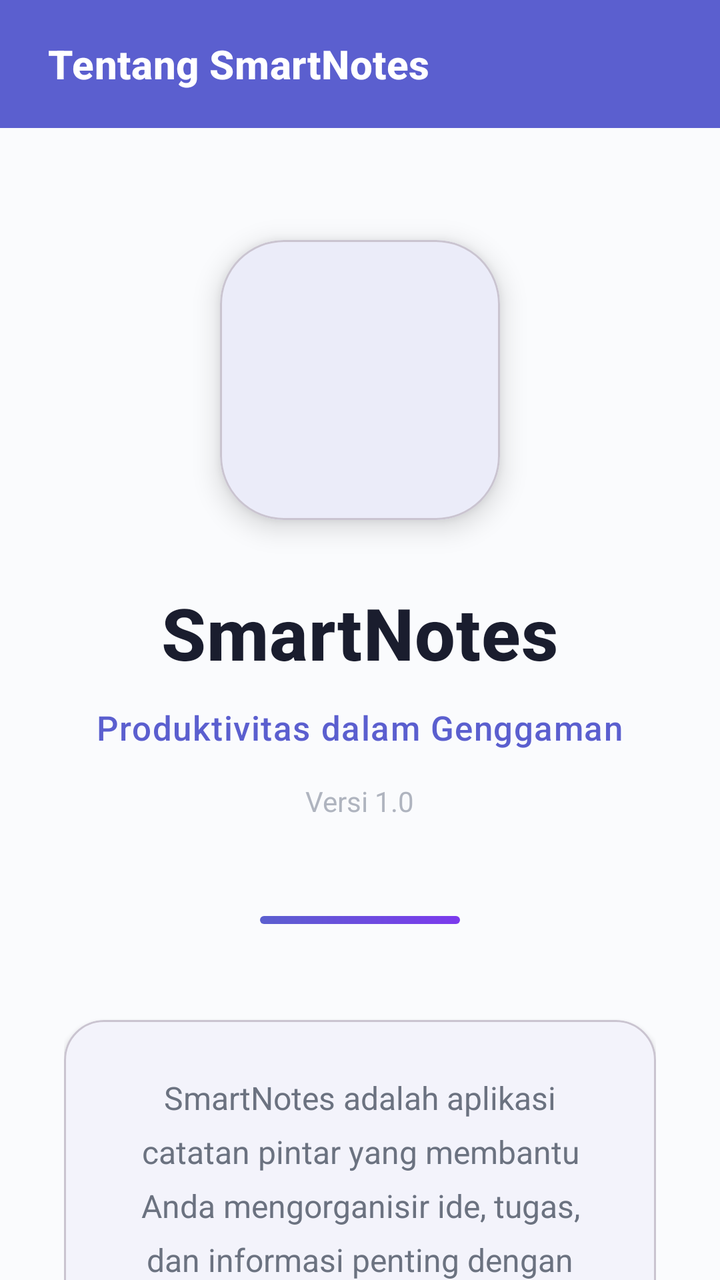
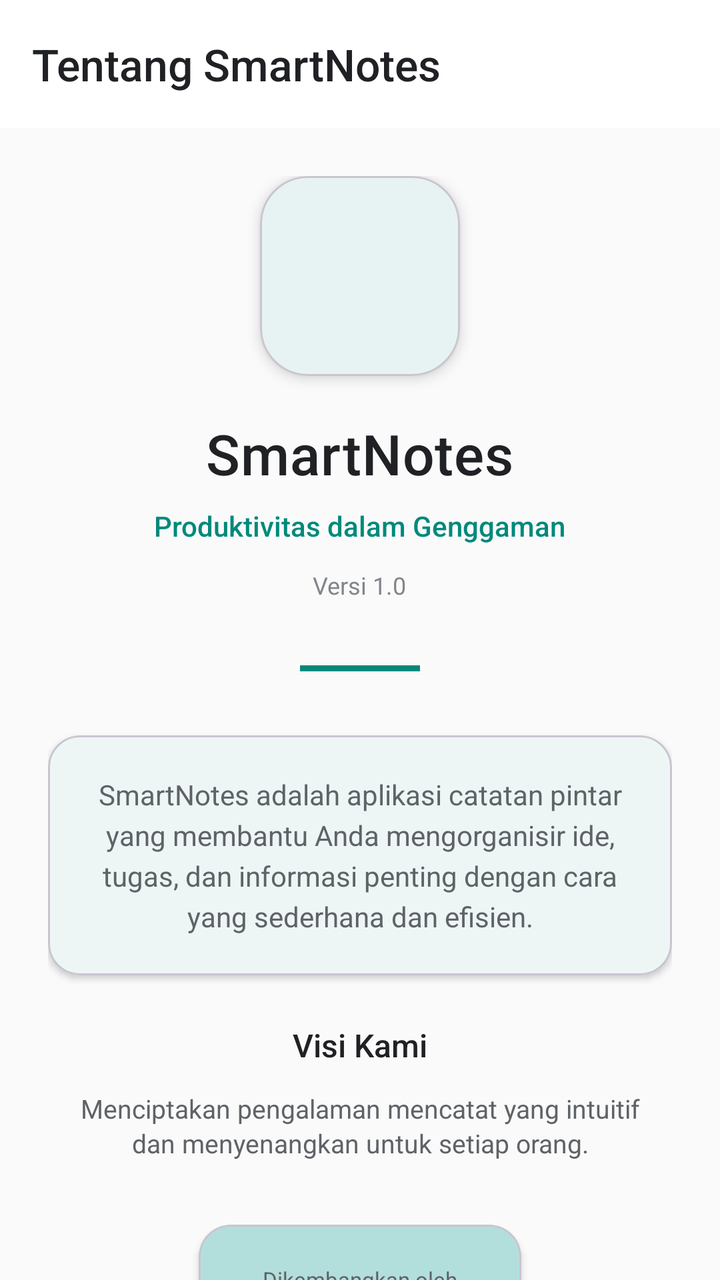

The first picture is an Android layout as it rendered before a commit; the second is the same layout after the commit. The layout source and the unified diff follow.
<!-- AndroidManifest.xml: application theme Theme.SmartNotes -->
<!-- res/layout/activity_about.xml -->
<?xml version="1.0" encoding="utf-8"?>
<LinearLayout
    xmlns:android="http://schemas.android.com/apk/res/android"
    xmlns:app="http://schemas.android.com/apk/res-auto"
    android:layout_width="match_parent"
    android:layout_height="match_parent"
    android:orientation="vertical"
    android:background="@color/background">

    <com.google.android.material.appbar.AppBarLayout
        android:layout_width="match_parent"
        android:layout_height="wrap_content"
        android:theme="@style/ThemeOverlay.Material3.Dark"
        android:elevation="8dp">

        <androidx.appcompat.widget.Toolbar
            android:id="@+id/toolbar"
            android:layout_width="match_parent"
            android:layout_height="64dp"
            android:background="@color/primary"
            android:paddingStart="20dp"
            android:paddingEnd="20dp"
            app:title="@string/about_title"
            app:titleTextColor="@color/white"
            app:titleTextAppearance="@style/ToolbarTitleStyle" />

    </com.google.android.material.appbar.AppBarLayout>

    <ScrollView
        android:layout_width="match_parent"
        android:layout_height="0dp"
        android:layout_weight="1"
        android:scrollbars="none">

        <LinearLayout
            android:layout_width="match_parent"
            android:layout_height="wrap_content"
            android:orientation="vertical"
            android:padding="32dp"
            android:gravity="center_horizontal">

            
            <com.google.android.material.card.MaterialCardView
                android:layout_width="140dp"
                android:layout_height="140dp"
                app:cardCornerRadius="32dp"
                app:cardElevation="8dp"
                android:layout_marginTop="24dp"
                android:layout_marginBottom="32dp">

                <ImageView
                    android:layout_width="match_parent"
                    android:layout_height="match_parent"
                    android:src="@mipmap/ic_launcher"
                    android:scaleType="centerCrop" />

            </com.google.android.material.card.MaterialCardView>

            <TextView
                android:layout_width="wrap_content"
                android:layout_height="wrap_content"
                android:text="@string/app_name"
                android:textSize="36sp"
                android:textStyle="bold"
                android:fontFamily="sans-serif-medium"
                android:textColor="@color/text_primary"
                android:letterSpacing="0.01" />

            <TextView
                android:layout_width="wrap_content"
                android:layout_height="wrap_content"
                android:text="@string/about_tagline"
                android:textSize="17sp"
                android:layout_marginTop="12dp"
                android:textColor="@color/primary"
                android:fontFamily="sans-serif-medium"
                android:letterSpacing="0.03" />

            <TextView
                android:layout_width="wrap_content"
                android:layout_height="wrap_content"
                android:text="@string/app_version"
                android:textSize="14sp"
                android:layout_marginTop="16dp"
                android:textColor="@color/text_tertiary"
                android:alpha="0.8" />

            
            <View
                android:layout_width="100dp"
                android:layout_height="4dp"
                android:background="@drawable/divider_gradient"
                android:layout_marginTop="48dp"
                android:layout_marginBottom="48dp" />

            
            <com.google.android.material.card.MaterialCardView
                android:layout_width="match_parent"
                android:layout_height="wrap_content"
                app:cardCornerRadius="20dp"
                app:cardElevation="2dp"
                app:cardBackgroundColor="@color/card_background"
                android:layout_marginBottom="32dp">

                <TextView
                    android:layout_width="match_parent"
                    android:layout_height="wrap_content"
                    android:text="@string/about_description"
                    android:textSize="16sp"
                    android:lineSpacingExtra="8dp"
                    android:textColor="@color/text_secondary"
                    android:gravity="center"
                    android:padding="28dp" />

            </com.google.android.material.card.MaterialCardView>

            
            <LinearLayout
                android:layout_width="match_parent"
                android:layout_height="wrap_content"
                android:orientation="vertical"
                android:gravity="center"
                android:layout_marginBottom="48dp">

                <TextView
                    android:layout_width="wrap_content"
                    android:layout_height="wrap_content"
                    android:text="@string/vision_title"
                    android:textSize="20sp"
                    android:textStyle="bold"
                    android:fontFamily="sans-serif-medium"
                    android:textColor="@color/text_primary"
                    android:layout_marginBottom="16dp" />

                <TextView
                    android:layout_width="match_parent"
                    android:layout_height="wrap_content"
                    android:text="@string/vision_description"
                    android:textSize="15sp"
                    android:lineSpacingExtra="4dp"
                    android:textColor="@color/text_secondary"
                    android:gravity="center"
                    android:paddingStart="16dp"
                    android:paddingEnd="16dp" />

            </LinearLayout>

            
            <com.google.android.material.card.MaterialCardView
                android:layout_width="wrap_content"
                android:layout_height="wrap_content"
                app:cardCornerRadius="16dp"
                app:cardElevation="4dp"
                app:cardBackgroundColor="@color/primary_container"
                android:layout_marginBottom="32dp">

                <LinearLayout
                    android:layout_width="wrap_content"
                    android:layout_height="wrap_content"
                    android:orientation="vertical"
                    android:gravity="center"
                    android:padding="24dp">

                    <TextView
                        android:layout_width="wrap_content"
                        android:layout_height="wrap_content"
                        android:text="@string/developer"
                        android:textSize="12sp"
                        android:textColor="@color/text_secondary"
                        android:layout_marginBottom="8dp"
                        android:fontFamily="sans-serif-medium"
                        android:alpha="0.8" />

                    <TextView
                        android:layout_width="wrap_content"
                        android:layout_height="wrap_content"
                        android:text="@string/developer_name"
                        android:textSize="28sp"
                        android:textStyle="bold"
                        android:fontFamily="sans-serif-medium"
                        android:textColor="@color/primary"
                        android:letterSpacing="0.02" />

                </LinearLayout>

            </com.google.android.material.card.MaterialCardView>

            
            <TextView
                android:layout_width="wrap_content"
                android:layout_height="wrap_content"
                android:text="@string/copyright"
                android:textSize="12sp"
                android:textColor="@color/text_tertiary"
                android:layout_marginTop="16dp"
                android:layout_marginBottom="32dp"
                android:alpha="0.6" />

            
            <Button
                android:id="@+id/closeButton"
                android:layout_width="match_parent"
                android:layout_height="56dp"
                android:text="@string/close"
                android:textSize="16sp"
                android:fontFamily="sans-serif-medium"
                android:layout_marginTop="16dp"
                style="@style/Widget.Material3.Button" />

        </LinearLayout>

    </ScrollView>

</LinearLayout>
<!-- resources referenced by this layout -->
<resources>
  <color name="background">#FAFBFD</color>
  <color name="card_background">#FFFFFF</color>
  <color name="primary">#5B5FCF</color>
  <color name="primary_container">#E8E9FF</color>
  <color name="text_primary">#1A1D2E</color>
  <color name="text_secondary">#6B7280</color>
  <color name="text_tertiary">#9CA3AF</color>
  <!-- drawable divider_gradient (drawable) -->
  <?xml version="1.0" encoding="utf-8"?>
  <shape xmlns:android="http://schemas.android.com/apk/res/android">
      <gradient
          android:startColor="@color/primary"
          android:endColor="@color/accent"
          android:angle="0"
          android:type="linear" />
      <corners android:radius="2dp" />
  </shape>
  <style name="ToolbarTitleStyle" parent="TextAppearance.Material3.TitleLarge">
          <item name="android:textSize">20sp</item>
          <item name="android:textStyle">bold</item>
          <item name="fontFamily">sans-serif-medium</item>
          <item name="android:letterSpacing">0.01</item>
      </style>
  <style name="Theme.SmartNotes" parent="Theme.Material3.Light.NoActionBar">
          
          <item name="colorPrimary">@color/primary</item>
          <item name="colorPrimaryDark">@color/primary_dark</item>
          <item name="colorPrimaryContainer">@color/primary_container</item>
          <item name="colorOnPrimary">@color/white</item>
  
          
          <item name="colorSecondary">@color/accent</item>
          <item name="colorSecondaryContainer">@color/accent_container</item>
          <item name="colorOnSecondary">@color/white</item>
  
          
          <item name="colorSurface">@color/surface</item>
          <item name="colorSurfaceVariant">@color/surface_variant</item>
          <item name="colorOnSurface">@color/on_surface</item>
          <item name="colorOnSurfaceVariant">@color/on_surface_variant</item>
  
          
          <item name="android:colorBackground">@color/background</item>
          <item name="colorOnBackground">@color/text_primary</item>
  
          
          <item name="android:statusBarColor">@color/primary</item>
          <item name="android:windowLightStatusBar">false</item>
  
          
          <item name="android:navigationBarColor">@color/background</item>
          <item name="android:windowLightNavigationBar">true</item>
  
          
          <item name="android:textColorPrimary">@color/text_primary</item>
          <item name="android:textColorSecondary">@color/text_secondary</item>
  
          
          <item name="actionMenuTextColor">@color/white</item>
  
          
          <item name="android:windowBackground">@color/background</item>
  
          
          <item name="materialButtonStyle">@style/Widget.App.Button</item>
          <item name="borderlessButtonStyle">@style/Widget.App.Button.TextButton</item>
      </style>
  <color name="accent">#7C3AED</color>
  <color name="primary_dark">#4B4FC5</color>
  <color name="accent_container">#F3E8FF</color>
  <color name="surface_variant">#F3F4F8</color>
  <color name="on_surface">#1A1D2E</color>
  <color name="on_surface_variant">#6B7280</color>
  <style name="Widget.App.Button" parent="Widget.Material3.Button">
          <item name="cornerRadius">12dp</item>
          <item name="android:textSize">16sp</item>
          <item name="android:textAllCaps">false</item>
          <item name="fontFamily">sans-serif-medium</item>
          <item name="android:letterSpacing">0.01</item>
          <item name="android:paddingTop">14dp</item>
          <item name="android:paddingBottom">14dp</item>
          <item name="elevation">2dp</item>
      </style>
  <style name="Widget.App.Button.TextButton" parent="Widget.Material3.Button.TextButton">
          <item name="android:textSize">16sp</item>
          <item name="android:textAllCaps">false</item>
          <item name="fontFamily">sans-serif-medium</item>
          <item name="android:letterSpacing">0.01</item>
      </style>
  <!-- unchanged entries left out for length: 15 -->
</resources>

<!-- the commit's change to res/layout/activity_about.xml (unified diff, before → after) -->
@@ -5,24 +5,28 @@
     android:layout_width="match_parent"
     android:layout_height="match_parent"
     android:orientation="vertical"
-    android:background="@color/background">
-
+    android:background="@color/background"
+    android:fitsSystemWindows="true">
+
+    
     <com.google.android.material.appbar.AppBarLayout
         android:layout_width="match_parent"
         android:layout_height="wrap_content"
-        android:theme="@style/ThemeOverlay.Material3.Dark"
-        android:elevation="8dp">
+        android:background="@color/white"
+        android:elevation="0dp"
+        android:fitsSystemWindows="true">
 
         <androidx.appcompat.widget.Toolbar
             android:id="@+id/toolbar"
             android:layout_width="match_parent"
-            android:layout_height="64dp"
-            android:background="@color/primary"
-            android:paddingStart="20dp"
-            android:paddingEnd="20dp"
+            android:layout_height="?attr/actionBarSize"
+            android:background="@android:color/transparent"
+            android:paddingStart="4dp"
+            android:paddingEnd="16dp"
             app:title="@string/about_title"
-            app:titleTextColor="@color/white"
-            app:titleTextAppearance="@style/ToolbarTitleStyle" />
+            app:titleTextColor="@color/text_primary"
+            app:titleTextAppearance="@style/TextAppearance.App.Toolbar"
+            app:navigationIconTint="@color/text_primary" />
 
     </com.google.android.material.appbar.AppBarLayout>
 
@@ -30,23 +34,26 @@
         android:layout_width="match_parent"
         android:layout_height="0dp"
         android:layout_weight="1"
-        android:scrollbars="none">
+        android:scrollbars="none"
+        android:overScrollMode="never">
 
         <LinearLayout
             android:layout_width="match_parent"
             android:layout_height="wrap_content"
             android:orientation="vertical"
-            android:padding="32dp"
+            android:paddingStart="24dp"
+            android:paddingEnd="24dp"
+            android:paddingTop="24dp"
+            android:paddingBottom="24dp"
             android:gravity="center_horizontal">
 
             
             <com.google.android.material.card.MaterialCardView
-                android:layout_width="140dp"
-                android:layout_height="140dp"
-                app:cardCornerRadius="32dp"
-                app:cardElevation="8dp"
-                android:layout_marginTop="24dp"
-                android:layout_marginBottom="32dp">
+                android:layout_width="100dp"
+                android:layout_height="100dp"
+                app:cardCornerRadius="24dp"
+                app:cardElevation="4dp"
+                android:layout_marginBottom="20dp">
 
                 <ImageView
                     android:layout_width="match_parent"
@@ -56,12 +63,12 @@
 
             </com.google.android.material.card.MaterialCardView>
 
+            
             <TextView
                 android:layout_width="wrap_content"
                 android:layout_height="wrap_content"
                 android:text="@string/app_name"
-                android:textSize="36sp"
-                android:textStyle="bold"
+                android:textSize="28sp"
                 android:fontFamily="sans-serif-medium"
                 android:textColor="@color/text_primary"
                 android:letterSpacing="0.01" />
@@ -70,78 +77,75 @@
                 android:layout_width="wrap_content"
                 android:layout_height="wrap_content"
                 android:text="@string/about_tagline"
-                android:textSize="17sp"
+                android:textSize="14sp"
+                android:layout_marginTop="8dp"
+                android:textColor="@color/primary"
+                android:fontFamily="sans-serif-medium" />
+
+            <TextView
+                android:layout_width="wrap_content"
+                android:layout_height="wrap_content"
+                android:text="@string/app_version"
+                android:textSize="12sp"
                 android:layout_marginTop="12dp"
-                android:textColor="@color/primary"
-                android:fontFamily="sans-serif-medium"
-                android:letterSpacing="0.03" />
-
-            <TextView
-                android:layout_width="wrap_content"
-                android:layout_height="wrap_content"
-                android:text="@string/app_version"
-                android:textSize="14sp"
-                android:layout_marginTop="16dp"
-                android:textColor="@color/text_tertiary"
-                android:alpha="0.8" />
+                android:textColor="@color/text_tertiary" />
 
             
             <View
-                android:layout_width="100dp"
-                android:layout_height="4dp"
-                android:background="@drawable/divider_gradient"
-                android:layout_marginTop="48dp"
-                android:layout_marginBottom="48dp" />
+                android:layout_width="60dp"
+                android:layout_height="3dp"
+                android:background="@color/primary"
+                android:layout_marginTop="32dp"
+                android:layout_marginBottom="32dp" />
 
             
             <com.google.android.material.card.MaterialCardView
                 android:layout_width="match_parent"
                 android:layout_height="wrap_content"
-                app:cardCornerRadius="20dp"
+                app:cardCornerRadius="16dp"
                 app:cardElevation="2dp"
-                app:cardBackgroundColor="@color/card_background"
-                android:layout_marginBottom="32dp">
+                app:cardBackgroundColor="@color/white"
+                android:layout_marginBottom="24dp">
 
                 <TextView
                     android:layout_width="match_parent"
                     android:layout_height="wrap_content"
                     android:text="@string/about_description"
-                    android:textSize="16sp"
-                    android:lineSpacingExtra="8dp"
-                    android:textColor="@color/text_secondary"
-                    android:gravity="center"
-                    android:padding="28dp" />
-
-            </com.google.android.material.card.MaterialCardView>
-
-            
-            <LinearLayout
-                android:layout_width="match_parent"
-                android:layout_height="wrap_content"
-                android:orientation="vertical"
-                android:gravity="center"
-                android:layout_marginBottom="48dp">
-
-                <TextView
-                    android:layout_width="wrap_content"
-                    android:layout_height="wrap_content"
-                    android:text="@string/vision_title"
-                    android:textSize="20sp"
-                    android:textStyle="bold"
-                    android:fontFamily="sans-serif-medium"
-                    android:textColor="@color/text_primary"
-                    android:layout_marginBottom="16dp" />
-
-                <TextView
-                    android:layout_width="match_parent"
-                    android:layout_height="wrap_content"
-                    android:text="@string/vision_description"
-                    android:textSize="15sp"
+                    android:textSize="14sp"
                     android:lineSpacingExtra="4dp"
                     android:textColor="@color/text_secondary"
                     android:gravity="center"
-                    android:paddingStart="16dp"
-                    android:paddingEnd="16dp" />
+                    android:padding="20dp" />
+
+            </com.google.android.material.card.MaterialCardView>
+
+            
+            <LinearLayout
+                android:layout_width="match_parent"
+                android:layout_height="wrap_content"
+                android:orientation="vertical"
+                android:gravity="center"
+                android:layout_marginBottom="32dp">
+
+                <TextView
+                    android:layout_width="wrap_content"
+                    android:layout_height="wrap_content"
+                    android:text="@string/vision_title"
+                    android:textSize="16sp"
+                    android:fontFamily="sans-serif-medium"
+                    android:textColor="@color/text_primary"
+                    android:layout_marginBottom="12dp" />
+
+                <TextView
+                    android:layout_width="match_parent"
+                    android:layout_height="wrap_content"
+                    android:text="@string/vision_description"
+                    android:textSize="13sp"
+                    android:lineSpacingExtra="2dp"
+                    android:textColor="@color/text_secondary"
+                    android:gravity="center"
+                    android:paddingStart="8dp"
+                    android:paddingEnd="8dp" />
 
             </LinearLayout>
 
@@ -150,33 +154,34 @@
                 android:layout_width="wrap_content"
                 android:layout_height="wrap_content"
                 app:cardCornerRadius="16dp"
-                app:cardElevation="4dp"
+                app:cardElevation="2dp"
                 app:cardBackgroundColor="@color/primary_container"
-                android:layout_marginBottom="32dp">
+                android:layout_marginBottom="24dp">
 
                 <LinearLayout
                     android:layout_width="wrap_content"
                     android:layout_height="wrap_content"
                     android:orientation="vertical"
                     android:gravity="center"
-                    android:padding="24dp">
+                    android:paddingStart="32dp"
+                    android:paddingEnd="32dp"
+                    android:paddingTop="20dp"
+                    android:paddingBottom="20dp">
 
                     <TextView
                         android:layout_width="wrap_content"
                         android:layout_height="wrap_content"
                         android:text="@string/developer"
-                        android:textSize="12sp"
+                        android:textSize="11sp"
                         android:textColor="@color/text_secondary"
-                        android:layout_marginBottom="8dp"
-                        android:fontFamily="sans-serif-medium"
-                        android:alpha="0.8" />
+                        android:layout_marginBottom="6dp"
+                        android:fontFamily="sans-serif" />
 
                     <TextView
                         android:layout_width="wrap_content"
                         android:layout_height="wrap_content"
                         android:text="@string/developer_name"
-                        android:textSize="28sp"
-                        android:textStyle="bold"
+                        android:textSize="20sp"
                         android:fontFamily="sans-serif-medium"
                         android:textColor="@color/primary"
                         android:letterSpacing="0.02" />
@@ -190,21 +195,21 @@
                 android:layout_width="wrap_content"
                 android:layout_height="wrap_content"
                 android:text="@string/copyright"
-                android:textSize="12sp"
+                android:textSize="11sp"
                 android:textColor="@color/text_tertiary"
-                android:layout_marginTop="16dp"
-                android:layout_marginBottom="32dp"
-                android:alpha="0.6" />
-
-            
-            <Button
+                android:layout_marginTop="12dp"
+                android:layout_marginBottom="24dp" />
+
+            
+            <com.google.android.material.button.MaterialButton
                 android:id="@+id/closeButton"
                 android:layout_width="match_parent"
-                android:layout_height="56dp"
+                android:layout_height="52dp"
                 android:text="@string/close"
-                android:textSize="16sp"
+                android:textSize="14sp"
                 android:fontFamily="sans-serif-medium"
-                android:layout_marginTop="16dp"
+                android:layout_marginTop="8dp"
+                app:cornerRadius="26dp"
                 style="@style/Widget.Material3.Button" />
 
         </LinearLayout>
<!-- resource entries referenced after the edit -->
@@ -1,27 +1,16 @@
 <!-- resources referenced by this layout -->
 <resources>
-  <color name="background">#FAFBFD</color>
-  <color name="card_background">#FFFFFF</color>
-  <color name="primary">#5B5FCF</color>
-  <color name="primary_container">#E8E9FF</color>
-  <color name="text_primary">#1A1D2E</color>
-  <color name="text_secondary">#6B7280</color>
-  <color name="text_tertiary">#9CA3AF</color>
-  <!-- drawable divider_gradient (drawable) -->
-  <?xml version="1.0" encoding="utf-8"?>
-  <shape xmlns:android="http://schemas.android.com/apk/res/android">
-      <gradient
-          android:startColor="@color/primary"
-          android:endColor="@color/accent"
-          android:angle="0"
-          android:type="linear" />
-      <corners android:radius="2dp" />
-  </shape>
-  <style name="ToolbarTitleStyle" parent="TextAppearance.Material3.TitleLarge">
-          <item name="android:textSize">20sp</item>
-          <item name="android:textStyle">bold</item>
+  <color name="background">#FAFAFA</color>
+  <color name="primary">#00897B</color>
+  <color name="primary_container">#B2DFDB</color>
+  <color name="text_primary">#202124</color>
+  <color name="text_secondary">#5F6368</color>
+  <color name="text_tertiary">#80868B</color>
+  <style name="TextAppearance.App.Toolbar" parent="TextAppearance.Material3.TitleLarge">
+          <item name="android:textSize">22sp</item>
+          <item name="android:textStyle">normal</item>
           <item name="fontFamily">sans-serif-medium</item>
-          <item name="android:letterSpacing">0.01</item>
+          <item name="android:textColor">@color/text_primary</item>
       </style>
   <style name="Theme.SmartNotes" parent="Theme.Material3.Light.NoActionBar">
           
@@ -46,8 +35,8 @@
           <item name="colorOnBackground">@color/text_primary</item>
   
           
-          <item name="android:statusBarColor">@color/primary</item>
-          <item name="android:windowLightStatusBar">false</item>
+          <item name="android:statusBarColor">@color/white</item>
+          <item name="android:windowLightStatusBar">true</item>
   
           
           <item name="android:navigationBarColor">@color/background</item>
@@ -58,37 +47,51 @@
           <item name="android:textColorSecondary">@color/text_secondary</item>
   
           
-          <item name="actionMenuTextColor">@color/white</item>
+          <item name="actionMenuTextColor">@color/text_primary</item>
   
           
           <item name="android:windowBackground">@color/background</item>
+          <item name="android:windowDrawsSystemBarBackgrounds">true</item>
   
           
           <item name="materialButtonStyle">@style/Widget.App.Button</item>
           <item name="borderlessButtonStyle">@style/Widget.App.Button.TextButton</item>
+  
+          
+          <item name="floatingActionButtonStyle">@style/Widget.App.FloatingActionButton</item>
       </style>
-  <color name="accent">#7C3AED</color>
-  <color name="primary_dark">#4B4FC5</color>
-  <color name="accent_container">#F3E8FF</color>
-  <color name="surface_variant">#F3F4F8</color>
-  <color name="on_surface">#1A1D2E</color>
-  <color name="on_surface_variant">#6B7280</color>
+  <color name="accent">#FFA726</color>
+  <color name="primary_dark">#00695C</color>
+  <color name="accent_container">#FFE0B2</color>
+  <color name="surface_variant">#F8F9FA</color>
+  <color name="on_surface">#202124</color>
+  <color name="on_surface_variant">#5F6368</color>
   <style name="Widget.App.Button" parent="Widget.Material3.Button">
-          <item name="cornerRadius">12dp</item>
-          <item name="android:textSize">16sp</item>
+          <item name="cornerRadius">24dp</item>
+          <item name="android:textSize">14sp</item>
           <item name="android:textAllCaps">false</item>
           <item name="fontFamily">sans-serif-medium</item>
           <item name="android:letterSpacing">0.01</item>
-          <item name="android:paddingTop">14dp</item>
-          <item name="android:paddingBottom">14dp</item>
-          <item name="elevation">2dp</item>
+          <item name="android:paddingTop">12dp</item>
+          <item name="android:paddingBottom">12dp</item>
+          <item name="android:paddingStart">24dp</item>
+          <item name="android:paddingEnd">24dp</item>
+          <item name="elevation">0dp</item>
       </style>
   <style name="Widget.App.Button.TextButton" parent="Widget.Material3.Button.TextButton">
-          <item name="android:textSize">16sp</item>
+          <item name="android:textSize">14sp</item>
           <item name="android:textAllCaps">false</item>
           <item name="fontFamily">sans-serif-medium</item>
           <item name="android:letterSpacing">0.01</item>
       </style>
+  <style name="Widget.App.FloatingActionButton" parent="Widget.Material3.FloatingActionButton.Primary">
+          <item name="backgroundTint">@color/primary</item>
+          <item name="tint">@color/white</item>
+          <item name="elevation">6dp</item>
+          <item name="pressedTranslationZ">12dp</item>
+          <item name="rippleColor">@color/ripple</item>
+      </style>
+  <color name="ripple">#20000000</color>
   <!-- unchanged entries left out for length: 15 -->
 </resources>
 
